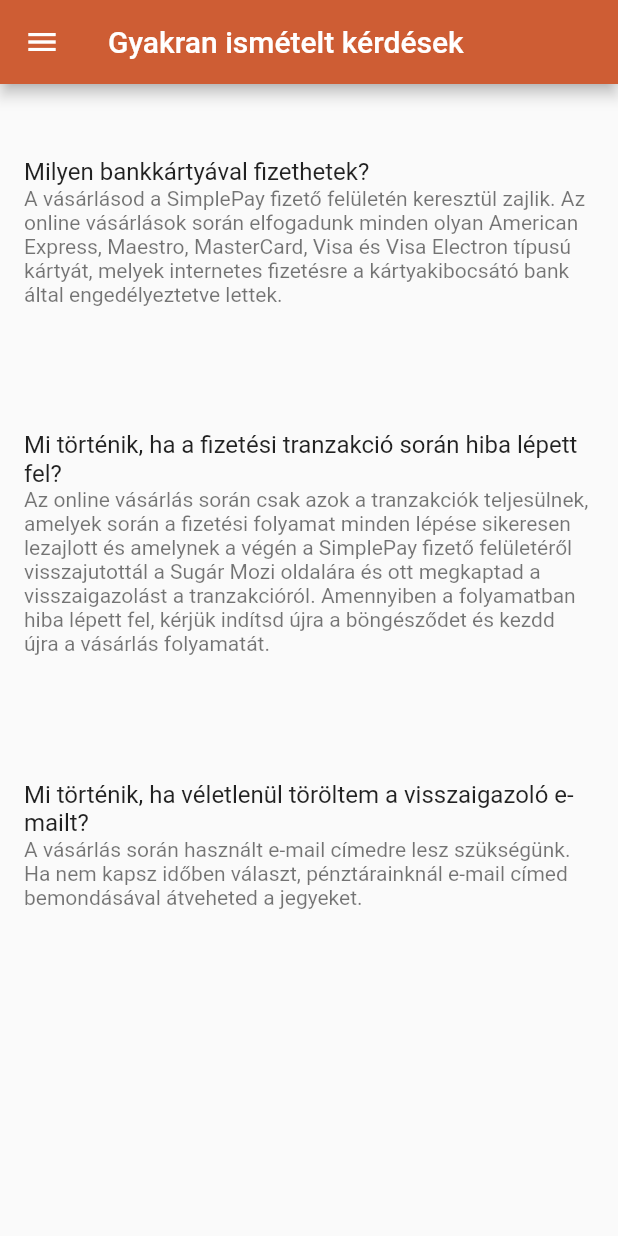
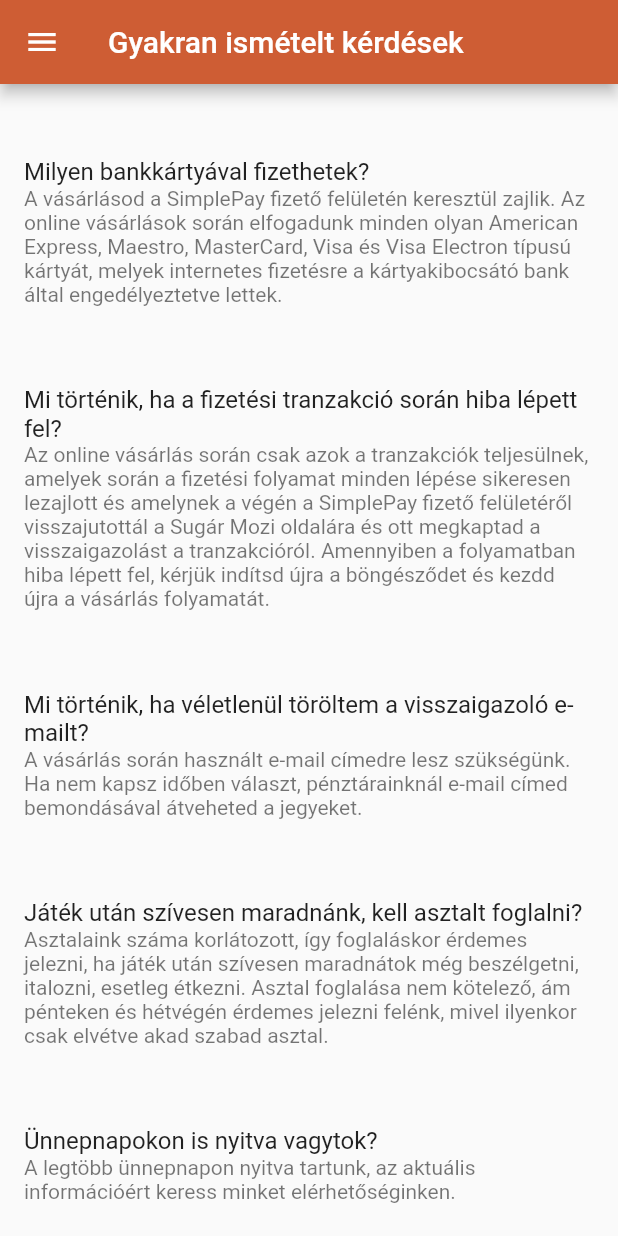
Before and after one commit to HernadiB/LogIn, a Flutter app: the gyikPage screen opened directly, on a phone screen of 412 x 824 dp. Run offline on Flutter 3.47's test engine with Material 2 defaults, Android fonts, the light colour scheme and no system bars; our stand-ins replace fluttertoast, get, syncfusion_flutter_calendar; missing offline and left inert: syncfusion_flutter_core.

Commit message:
F2.6_fixes

```diff
--- a/brb_biliard/lib/page/gyikPage.dart
+++ b/brb_biliard/lib/page/gyikPage.dart
@@ -10,7 +10,8 @@ class gyikPage extends StatelessWidget {
           backgroundColor: const Color(0xffCE5D34),
         ),
         drawer: NavDrawer(),
-        body: Column(children: [
+        body: SingleChildScrollView(
+          child: Column(children: [
             SizedBox(
               height: 45,
             ),
@@ -18,9 +19,6 @@ class gyikPage extends StatelessWidget {
               title: Text('Milyen bankkártyával fizethetek?'),
               subtitle: Text(
                   'A vásárlásod a SimplePay fizető felületén keresztül zajlik. Az online vásárlások során elfogadunk minden olyan American Express, Maestro, MasterCard, Visa és Visa Electron típusú kártyát, melyek internetes fizetésre a kártyakibocsátó bank által engedélyeztetve lettek.'),
-          ),
-          SizedBox(
-            height: 30,
             ),
             SizedBox(
               height: 45,
@@ -32,9 +30,6 @@ class gyikPage extends StatelessWidget {
                   'Az online vásárlás során csak azok a tranzakciók teljesülnek, amelyek során a fizetési folyamat minden lépése sikeresen lezajlott és amelynek a végén a SimplePay fizető felületéről visszajutottál a Sugár Mozi oldalára és ott megkaptad a visszaigazolást a tranzakcióról. Amennyiben a folyamatban hiba lépett fel, kérjük indítsd újra a böngésződet és kezdd újra a vásárlás folyamatát.'),
             ),
             SizedBox(
-            height: 30,
-          ),
-          SizedBox(
               height: 45,
             ),
             ListTile(
@@ -44,8 +39,33 @@ class gyikPage extends StatelessWidget {
                   'A vásárlás során használt e-mail címedre lesz szükségünk. Ha nem kapsz időben választ, pénztárainknál e-mail címed bemondásával átveheted a jegyeket. '),
             ),
             SizedBox(
-            height: 30,
+              height: 45,
             ),
-        ]));
+            ListTile(
+              title: Text(
+                  'Játék után szívesen maradnánk, kell asztalt foglalni?'),
+              subtitle: Text(
+                  'Asztalaink száma korlátozott, így foglaláskor érdemes jelezni, ha játék után szívesen maradnátok még beszélgetni, italozni, esetleg étkezni. Asztal foglalása nem kötelező, ám pénteken és hétvégén érdemes jelezni felénk, mivel ilyenkor csak elvétve akad szabad asztal.'),
+            ),
+            SizedBox(
+              height: 45,
+            ),
+            ListTile(
+              title: Text(
+                  'Ünnepnapokon is nyitva vagytok?'),
+              subtitle: Text(
+                  'A legtöbb ünnepnapon nyitva tartunk, az aktuális információért keress minket elérhetőséginken.'),
+            ),
+            SizedBox(
+              height: 45,
+            ),
+            ListTile(
+              title: Text(
+                  'Szükséges előrefoglalni pályát?'),
+              subtitle: Text(
+                  'Nem, szívesen látunk foglalás nélkül is. Hétvégén, valamint frekventált időszakokban azonban javasolt előre foglalni, hiszen ekkor csak elvétve akad szabad játékunk.'),
+            ),
+          ]),
+        ));
   }
 }
```
Lines whose indentation alone changed are shown as unchanged.
